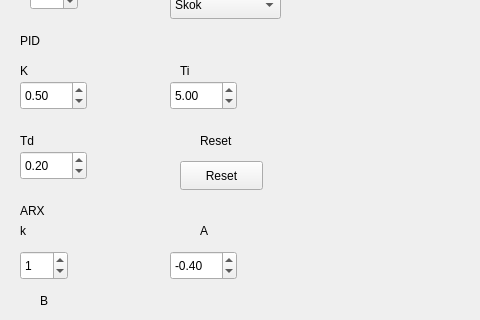
Old version of the form mainwindow.ui in the repository BartWoj28/Symulator_UAR_GUI; both pictures show x 0 to 480 and y 219 to 539 of the 1246 by 708 pixel window.
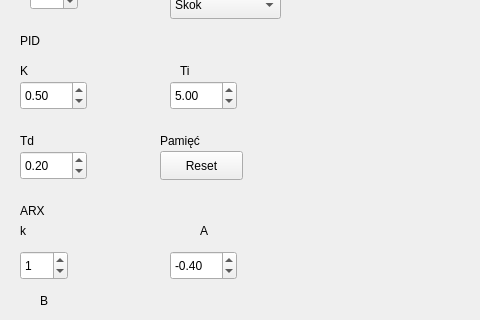
New version of the form. Custom widgets are drawn as their Qt base class.

```diff
--- a/mainwindow.ui
+++ b/mainwindow.ui
@@ -169,19 +169,6 @@
      <string>Ti</string>
     </property>
    </widget>
-   <widget class="QLabel" name="label_9">
-    <property name="geometry">
-     <rect>
-      <x>200</x>
-      <y>350</y>
-      <width>41</width>
-      <height>20</height>
-     </rect>
-    </property>
-    <property name="text">
-     <string>Reset</string>
-    </property>
-   </widget>
    <widget class="QLabel" name="label_10">
     <property name="geometry">
      <rect>
@@ -211,8 +198,8 @@
    <widget class="QPushButton" name="pushButton_4">
     <property name="geometry">
      <rect>
-      <x>180</x>
-      <y>380</y>
+      <x>160</x>
+      <y>370</y>
       <width>83</width>
       <height>29</height>
      </rect>
@@ -482,6 +469,19 @@
      <bool>false</bool>
     </property>
    </widget>
+   <widget class="QLabel" name="label_9">
+    <property name="geometry">
+     <rect>
+      <x>160</x>
+      <y>350</y>
+      <width>63</width>
+      <height>20</height>
+     </rect>
+    </property>
+    <property name="text">
+     <string>Pamięć</string>
+    </property>
+   </widget>
   </widget>
   <widget class="QMenuBar" name="menubar">
    <property name="geometry">
```
